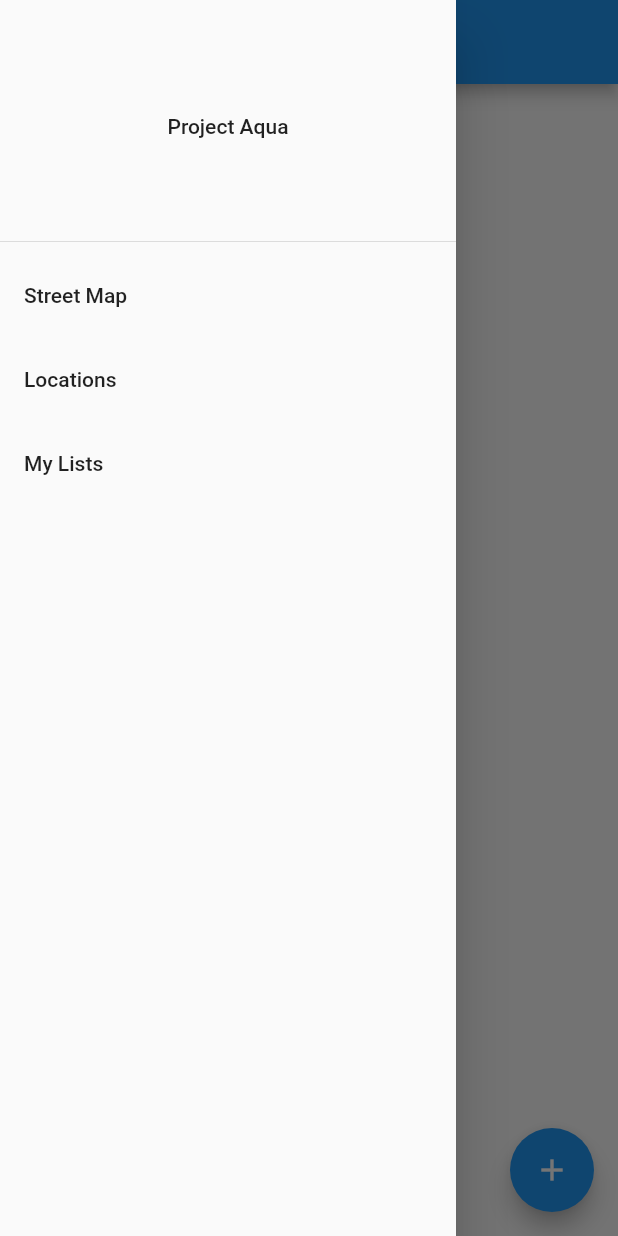
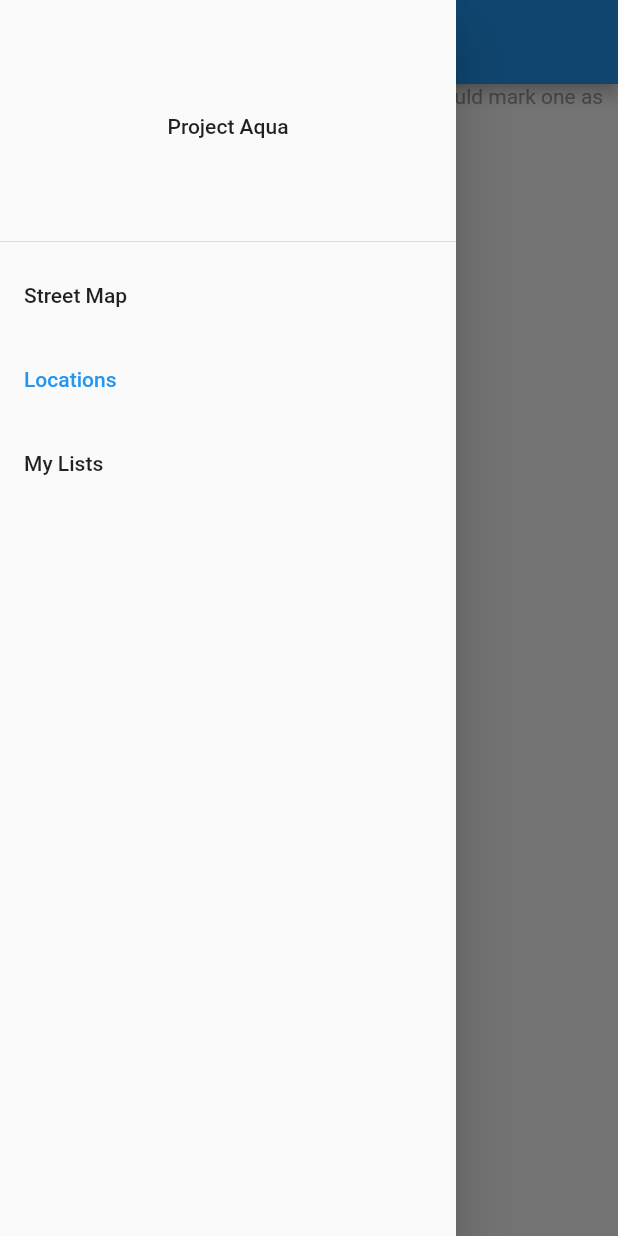
Before and after one commit to Miguelo0098/Project-Aqua, a Flutter app: the ListsLocation screen opened by its route, with the side drawer open, on a phone screen of 412 x 824 dp. Run offline on Flutter 3.47's test engine with Material 2 defaults, Android fonts, the phone set to English and light mode, and no system bars; our stand-ins replace flutter_map, latlong, sqflite; missing offline and left inert: user_location; accounts and stored records are empty.

Commit message:
location CRUD implemented (functionally)

```diff
--- a/lib/data/dbhelper.dart
+++ b/lib/data/dbhelper.dart
@@ -170,7 +170,6 @@ class DatabaseHelper {
         return list;
       }
     }
-
     return null;
   }
 
--- a/lib/pages/lists_page_active.dart
+++ b/lib/pages/lists_page_active.dart
@@ -1,5 +1,6 @@
 import 'package:flutter/material.dart';
 import 'package:project_aqua/data/dbhelper.dart';
+import 'package:project_aqua/data/list_class.dart';
 //import 'package:project_aqua/data/list_class.dart';
 import 'package:project_aqua/widgets/drawer.dart';
 import 'package:sqflite/sqflite.dart';
@@ -18,24 +19,39 @@ class ListsLocation extends StatefulWidget {
 class _ListsLocationState extends State<ListsLocation> {
 
   DatabaseHelper databaseHelper = DatabaseHelper();
-  int idlist;
+  ListClass activeList;
   List<LocationClass> listLocation;
   int countList = 0;
 
   @override
   Widget build(BuildContext ctx) {
+    setActiveList();
+    if (activeList == null) {
+      return Scaffold(
+        appBar: AppBar(title: Text('Active Location List'),),
+        drawer: buildDrawer(context, ListsLocation.route),
+        body: Text(
+          "No active location list available. Maybe you should mark one as active.",
+          textAlign: TextAlign.center,
+          style: TextStyle(
+            color: Colors.grey,
+          ),
+        )
+      );
+    }
+
     if (listLocation == null) {
       listLocation = List<LocationClass>();
-      updateListView(idlist);
+      updateListView(activeList.id);
     }
 
     return Scaffold(
-      appBar: AppBar(title: Text('Select a List'),),
+      appBar: AppBar(title: Text('Active Location List'),),
       drawer: buildDrawer(context, ListsLocation.route),
       body: getListView(),
       floatingActionButton: FloatingActionButton(
         onPressed: (){
-          navigateToListForm(LocationClass('', 0, 0, 0), 'Add List', idlist);
+          navigateToLocationForm(LocationClass('', 0, 0, 0), 'Add List', activeList.id);
         },
         tooltip: 'Add a List',
         child: Icon(Icons.add),
@@ -64,12 +80,24 @@ class _ListsLocationState extends State<ListsLocation> {
             subtitle: Text(this.listLocation[position].description),
             onTap: (){
               debugPrint('List Selected');
-              navigateToListForm(this.listLocation[position], 'Edit Location', idlist);
+              navigateToLocationForm(this.listLocation[position], 'Edit Location', activeList.id);
             }
           ),
         );
       },
     );
+  }
+
+  void setActiveList(){
+    final Future<Database> dbFuture = databaseHelper.initializeDatabase();
+    dbFuture.then((database){
+      Future<ListClass> activeListFuture = databaseHelper.getActiveList();
+      activeListFuture.then((activeList){
+        setState((){
+          this.activeList = activeList;
+        });
+      });
+    });
   }
 
   void updateListView(int idlist){
@@ -85,7 +113,7 @@ class _ListsLocationState extends State<ListsLocation> {
     });
   }
 
-  void navigateToListForm(LocationClass location, String title, int idlist)async{
+  void navigateToLocationForm(LocationClass location, String title, int idlist)async{
     bool result = await Navigator.push(context, MaterialPageRoute(builder: (context){
       return AddLocationForm(title, location);
     }));
--- a/lib/widgets/drawer.dart
+++ b/lib/widgets/drawer.dart
@@ -1,5 +1,6 @@
 import 'package:flutter/material.dart';
 import 'package:project_aqua/pages/lists_page.dart';
+import 'package:project_aqua/pages/lists_page_active.dart';
 
 import '../pages/home.dart';
 
@@ -21,6 +22,10 @@ Drawer buildDrawer(BuildContext context, String currentRoute){
         ),
         ListTile(
           title: const Text("Locations"),
+          selected: currentRoute == ListsLocation.route,
+          onTap: (){
+            Navigator.pushReplacementNamed(context, ListsLocation.route);
+          },
         ),
         ListTile(
           title: const Text("My Lists"),
```
Also changed, not shown: lib/pages/add_location.dart (+74 -0 lines), lib/pages/list_details.dart (+8 -2 lines).
